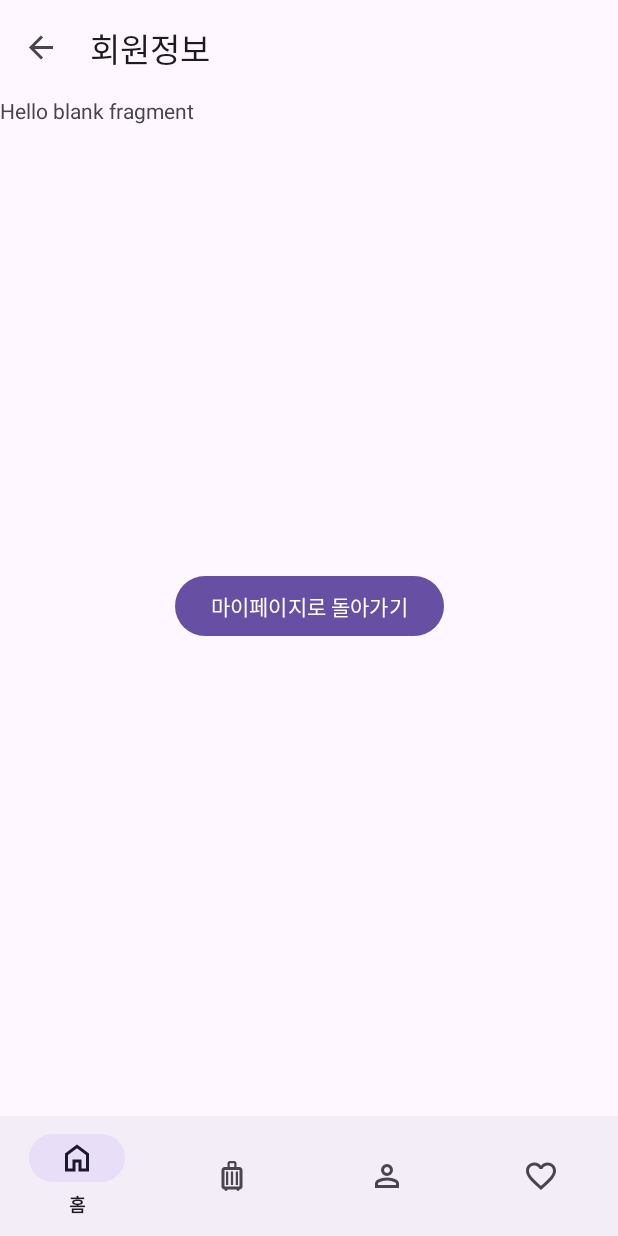
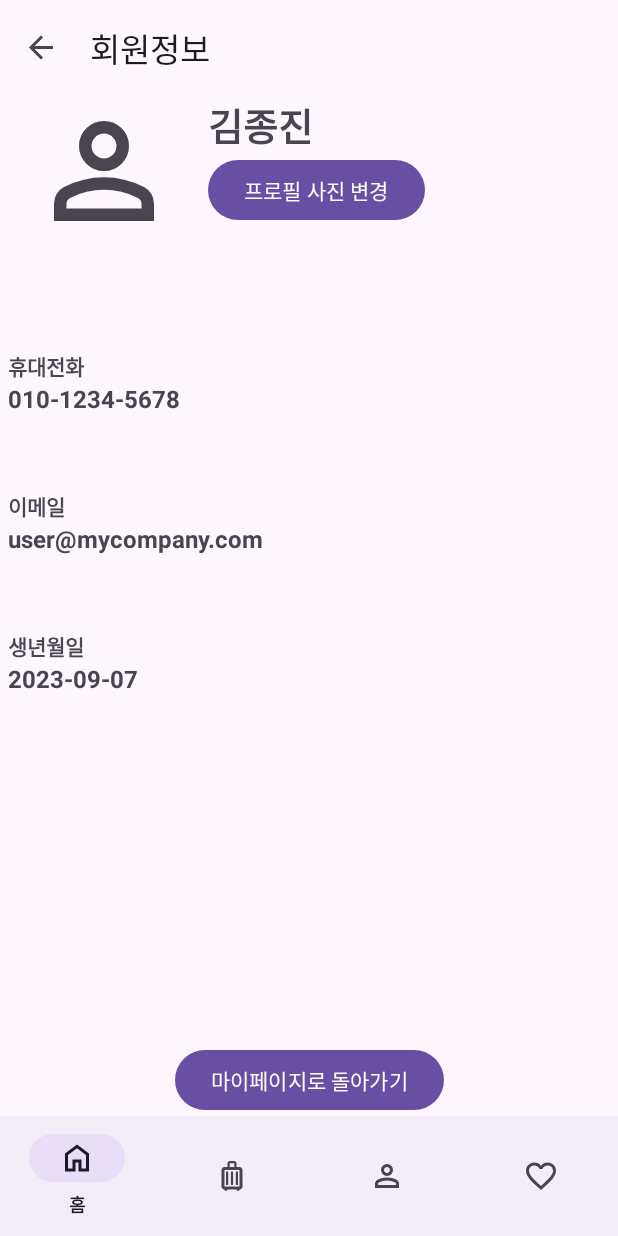
Before and after one commit to decagramaton/SecondMiniProject, an Android app: the UserInfoFragment screen opened through its navigation route, on a phone screen of 412 x 824 dp. Run offline under Robolectric (Android 15) with nearby library versions, the phone set to English and light mode, and no system bars; our stand-ins replace navigation-ui.

Commit message:
0907 회원 정보 정적 페이지 구현

```diff
--- a/app/src/main/res/layout/fragment_user_info.xml
+++ b/app/src/main/res/layout/fragment_user_info.xml
@@ -4,13 +4,7 @@
     xmlns:tools="http://schemas.android.com/tools"
     android:layout_width="match_parent"
     android:layout_height="match_parent"
-    tools:context=".ui.UserInfoFragment">
-
-    <!-- TODO: Update blank fragment layout -->
-    <TextView
-        android:layout_width="match_parent"
-        android:layout_height="match_parent"
-        android:text="@string/hello_blank_fragment" />
+    tools:context=".ui.MyPageFragment">
 
     <Button
         android:id="@+id/btn_user_info_my_page"
@@ -19,7 +13,147 @@
         android:text="마이페이지로 돌아가기"
         app:layout_constraintBottom_toBottomOf="parent"
         app:layout_constraintEnd_toEndOf="parent"
+        app:layout_constraintStart_toStartOf="parent" />
+
+    <LinearLayout
+        android:layout_width="match_parent"
+        android:layout_height="match_parent"
+        android:orientation="vertical"
+        app:layout_constraintBottom_toBottomOf="parent"
+        app:layout_constraintEnd_toEndOf="parent"
         app:layout_constraintStart_toStartOf="parent"
-        app:layout_constraintTop_toTopOf="parent" />
+        app:layout_constraintTop_toTopOf="parent">
+
+        <LinearLayout
+            android:layout_width="match_parent"
+            android:layout_height="100dp"
+            android:orientation="horizontal">
+
+            <com.google.android.material.imageview.ShapeableImageView
+                android:id="@+id/profile_image"
+                android:layout_width="10dp"
+                android:layout_height="match_parent"
+                android:layout_weight="1"
+                android:scaleType="fitCenter"
+                android:src="@drawable/ic_person_24dp" />
+
+            <LinearLayout
+                android:layout_width="wrap_content"
+                android:layout_height="wrap_content"
+                android:layout_weight="1"
+                android:orientation="vertical">
+
+                <TextView
+                    android:id="@+id/textView11"
+                    android:layout_width="wrap_content"
+                    android:layout_height="match_parent"
+                    android:layout_weight="1"
+                    android:gravity="center"
+                    android:text="김종진"
+                    android:textAlignment="center"
+                    android:textSize="25dp"
+                    android:textStyle="bold" />
+
+                <Button
+                    android:id="@+id/button"
+                    android:layout_width="wrap_content"
+                    android:layout_height="wrap_content"
+                    android:layout_weight="1"
+                    android:text="프로필 사진 변경" />
+
+            </LinearLayout>
+
+        </LinearLayout>
+
+        <LinearLayout
+            android:layout_width="match_parent"
+            android:layout_height="match_parent"
+            android:layout_marginLeft="5dp"
+            android:layout_marginRight="5dp"
+            android:orientation="vertical">
+
+
+            <TextView
+                android:layout_width="match_parent"
+                android:layout_height="wrap_content" />
+
+            <Space
+                android:layout_width="match_parent"
+                android:layout_height="50dp" />
+
+            <LinearLayout
+                android:layout_width="match_parent"
+                android:layout_height="wrap_content"
+                android:orientation="vertical">
+
+                <TextView
+                    android:id="@+id/title_phone"
+                    android:layout_width="match_parent"
+                    android:layout_height="wrap_content"
+                    android:text="휴대전화"
+                    android:textSize="14sp"
+                    android:textStyle="bold" />
+
+                <TextView
+                    android:id="@+id/phone_no"
+                    android:layout_width="match_parent"
+                    android:layout_height="wrap_content"
+                    android:text="010-1234-5678"
+                    android:textSize="16sp"
+                    android:textStyle="normal|bold" />
+            </LinearLayout>
+
+            <Space
+                android:layout_width="match_parent"
+                android:layout_height="50dp" />
+
+            <LinearLayout
+                android:layout_width="match_parent"
+                android:layout_height="wrap_content"
+                android:orientation="vertical">
+
+                <TextView
+                    android:id="@+id/title_email"
+                    android:layout_width="match_parent"
+                    android:layout_height="wrap_content"
+                    android:text="이메일"
+                    android:textStyle="bold" />
+
+                <TextView
+                    android:id="@+id/email"
+                    android:layout_width="match_parent"
+                    android:layout_height="wrap_content"
+                    android:text="user@mycompany.com"
+                    android:textSize="16sp"
+                    android:textStyle="normal|bold" />
+            </LinearLayout>
+
+            <Space
+                android:layout_width="match_parent"
+                android:layout_height="50dp" />
+
+            <LinearLayout
+                android:layout_width="match_parent"
+                android:layout_height="wrap_content"
+                android:orientation="vertical">
+
+                <TextView
+                    android:id="@+id/title_birthday"
+                    android:layout_width="match_parent"
+                    android:layout_height="wrap_content"
+                    android:text="생년월일"
+                    android:textStyle="bold" />
+
+                <TextView
+                    android:id="@+id/dirthday"
+                    android:layout_width="match_parent"
+                    android:layout_height="wrap_content"
+                    android:text="2023-09-07"
+                    android:textSize="16sp"
+                    android:textStyle="normal|bold" />
+            </LinearLayout>
+
+        </LinearLayout>
+    </LinearLayout>
 
 </androidx.constraintlayout.widget.ConstraintLayout>
```
